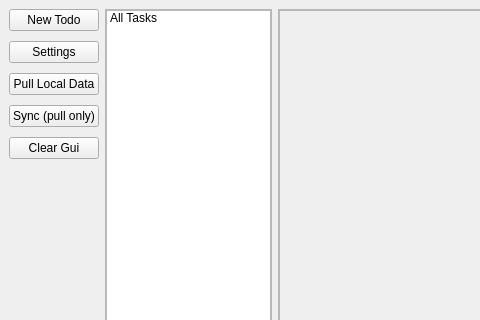
Above: src/gui/mainwindow.ui from gravityfargo/DavTasks before the change; both pictures show x 0 to 480 and y 0 to 320 of the 956 by 714 pixel window. Below: the same form after it.
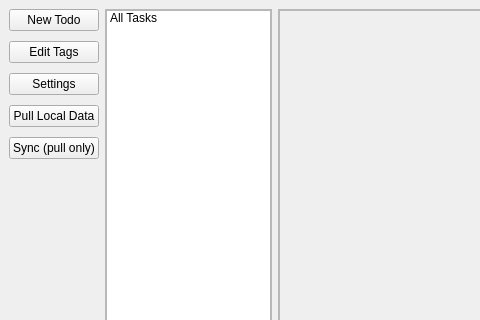
That is the form after the change.

Commit message: tag setting get own dialog - did decorating

```diff
--- a/src/gui/mainwindow.ui
+++ b/src/gui/mainwindow.ui
@@ -30,6 +30,13 @@
         </property>
        </widget>
       </item>
+      <item>
+       <widget class="QPushButton" name="pushButtonEditTags">
+        <property name="text">
+         <string>Edit Tags</string>
+        </property>
+       </widget>
+      </item>
       <item>
        <widget class="QPushButton" name="pushButtonSettings">
         <property name="sizePolicy">
@@ -57,13 +64,6 @@
         </property>
        </widget>
       </item>
-      <item>
-       <widget class="QPushButton" name="pushButtonClear">
-        <property name="text">
-         <string>Clear Gui</string>
-        </property>
-       </widget>
-      </item>
       <item>
        <spacer name="verticalSpacerButtons">
         <property name="orientation">
```
The commit also changes 5 other files.
